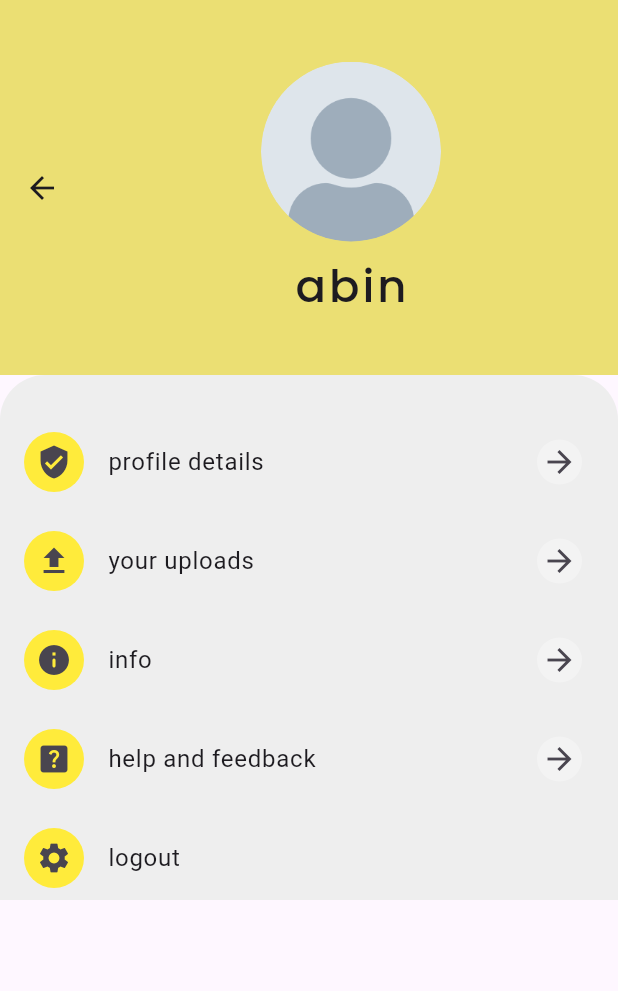
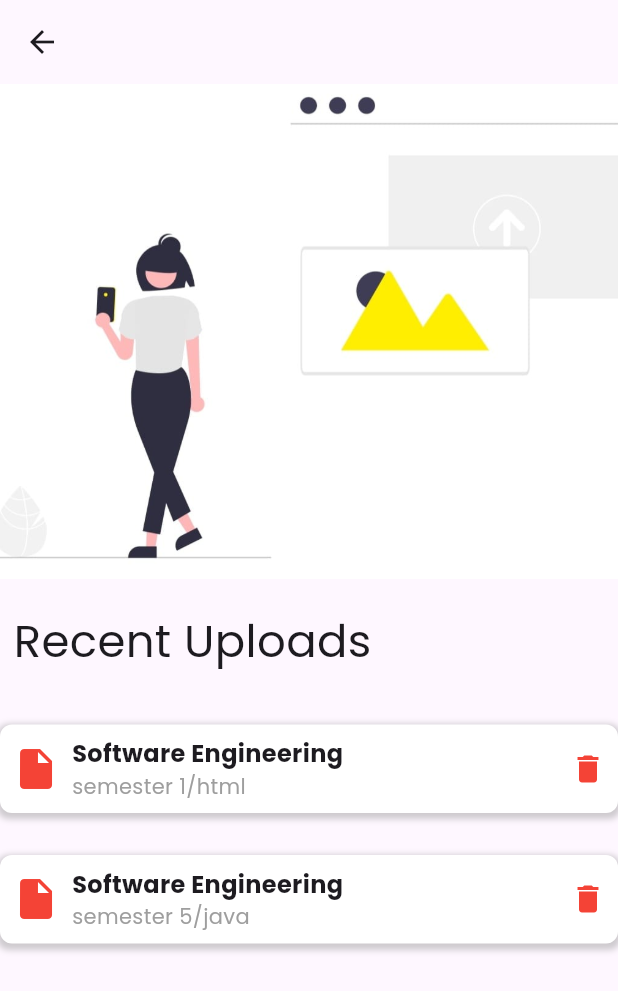
Before and after one commit to sharonvarkey0304/Abet, a Flutter app: the Profile screen opened directly, after a tap on "your uploads", on a phone screen of 412 x 824 dp. Shown: the top 991 px of the screen. Run offline on Flutter 3.47's test engine with Material 3 defaults, Android fonts, the phone set to English and light mode, and no system bars; our stand-ins replace animated_bottom_navigation_bar, carousel_slider, cloud_firestore, eva_icons_flutter, firebase_auth, firebase_core and 8 more; missing offline and left inert: cloudinary; accounts and stored records are empty.

Commit message:
your upload page created

```diff
--- a/lib/screens/userscreen/add_contribution.dart
+++ b/lib/screens/userscreen/add_contribution.dart
@@ -1,4 +1,3 @@
-import 'dart:io';
 import 'package:flutter/material.dart';
 import 'package:font_awesome_flutter/font_awesome_flutter.dart';
 import 'package:get/get.dart';
--- a/lib/screens/userscreen/profile.dart
+++ b/lib/screens/userscreen/profile.dart
@@ -5,6 +5,7 @@ import 'package:google_fonts/google_fonts.dart';
 import 'package:loginpage/controler/firebase_auth.dart';
 
 import 'package:loginpage/screens/mainScreen/splash.dart';
+import 'package:loginpage/screens/userscreen/profile/youruploads.dart';
 import 'package:loginpage/screens/userscreen/profile_detail.dart';
 
 class Profile extends StatelessWidget {
@@ -95,8 +96,7 @@ class Profile extends StatelessWidget {
                         color: Colors.white30),
                     child: const Icon(Icons.arrow_forward_sharp),
                   ),
-                onTap: () => Get.to(ProfileDetail.new),
-              ),
+                  onTap: () {}),
               SizedBox(
                 height: 10,
               ),
@@ -118,7 +118,7 @@ class Profile extends StatelessWidget {
                       color: Colors.white30),
                   child: const Icon(Icons.arrow_forward_sharp),
                 ),
-                onTap: () {},
+                onTap: () => Get.to(Uploads()),
               ),
               SizedBox(
                 height: 10,
--- /dev/null
+++ b/lib/screens/userscreen/profile/youruploads.dart
@@ -0,0 +1,103 @@
+import 'package:flutter/material.dart';
+import 'package:google_fonts/google_fonts.dart';
+
+class Uploads extends StatefulWidget {
+  const Uploads({super.key});
+
+  @override
+  State<Uploads> createState() => _UploadsState();
+}
+
+class _UploadsState extends State<Uploads> {
+  @override
+  Widget build(BuildContext context) {
+    return Scaffold(
+      appBar: AppBar(),
+      body: ListView(
+        children: [
+          SizedBox(
+            height: 330,
+            width: MediaQuery.of(context).size.width,
+            child: Image.asset(
+              'assets/images/upload.jpg',
+              fit: BoxFit.cover,
+            ),
+          ),
+          const SizedBox(
+            height: 20,
+          ),
+          Align(
+              alignment: Alignment.centerLeft,
+              child: Padding(
+                  padding: EdgeInsets.only(left: 9),
+                  child: Text(
+                    "Recent Uploads",
+                    style: GoogleFonts.poppins(fontSize: 30),
+                  ))),
+          SizedBox(height: 30),
+          _buildUploadItem(
+              fileName: 'Software Engineering', directory: 'semester 1/html'),
+          SizedBox(height: 20),
+          _buildUploadItem(
+              fileName: 'Software Engineering', directory: 'semester 5/java'),
+        ],
+      ),
+    );
+  }
+}
+
+Widget _buildUploadItem({required String fileName, required String directory}) {
+  return Container(
+    padding: EdgeInsets.all(8),
+    margin: EdgeInsets.symmetric(vertical: 4),
+    decoration: BoxDecoration(
+      color: Colors.white,
+      borderRadius: BorderRadius.circular(8),
+      boxShadow: [
+        BoxShadow(
+          color: Colors.grey.withOpacity(0.5),
+          spreadRadius: 2,
+          blurRadius: 3,
+          offset: Offset(0, 2), // changes position of shadow
+        ),
+      ],
+    ),
+    child: Row(
+      children: [
+        Icon(
+          Icons.insert_drive_file,
+          color: Colors.red,
+          size: 32, // Adjust the size as needed
+        ),
+        SizedBox(width: 8),
+        Column(
+          crossAxisAlignment: CrossAxisAlignment.start,
+          children: [
+            Text(
+              fileName,
+              style: TextStyle(
+                fontSize: 16,
+                fontWeight: FontWeight.bold,
+              ),
+            ),
+            Text(
+              directory,
+              style: TextStyle(
+                color: Colors.grey,
+              ),
+            ),
+          ],
+        ),
+        Spacer(), // Adds space to push the next icon to the end
+        GestureDetector(
+          onTap: () {},
+          child: Icon(
+            Icons.delete,
+            color: Colors.red, // Set the color as needed
+            size: 24, // Adjust the size as needed
+          ),
+        ),
+      ],
+    ),
+  );
+}
--- a/lib/screens/userscreen/profile_detail.dart
+++ b/lib/screens/userscreen/profile_detail.dart
@@ -9,6 +9,7 @@ import 'package:loginpage/model/user_model.dart';
 import 'package:loginpage/screens/mainScreen/login.dart';
 
 import 'package:loginpage/screens/userscreen/profile/profile_edit.dart';
+import 'package:loginpage/screens/userscreen/profile/youruploads.dart';
 
 class ProfileDetail extends StatelessWidget {
   const ProfileDetail({super.key});
@@ -110,7 +111,9 @@ class ProfileDetail extends StatelessWidget {
                               child: Padding(
                             padding: EdgeInsets.symmetric(horizontal: 10),
                             child: ElevatedButton(
-                              onPressed: () {},
+                              onPressed: () {
+                                Get.to(Uploads.new);
+                              },
                               style: ElevatedButton.styleFrom(
                                 backgroundColor: Colors
                                     .yellow, // Change the color to your desired color
--- a/pubspec.yaml
+++ b/pubspec.yaml
@@ -102,6 +102,7 @@ flutter:
     - assets/images/nophoto.png
     - assets/images/bck.jpg
     - assets/images/exam.jpg
+    - assets/images/upload.jpg
 
     # An image asset can refer to one or more resolution-specific "variants", see
   # https://flutter.dev/assets-and-images/#resolution-aware
```
Also changed, not shown: assets/images/upload.jpg (added), pubspec.lock. Lines whose indentation alone changed are shown as unchanged.
